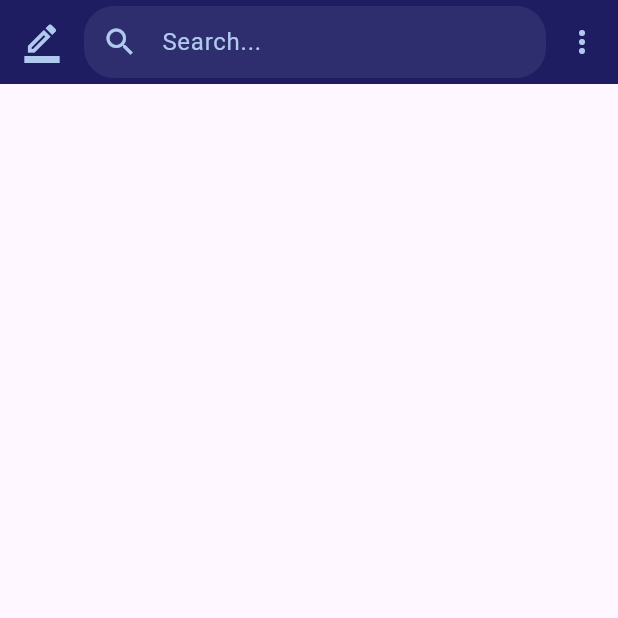
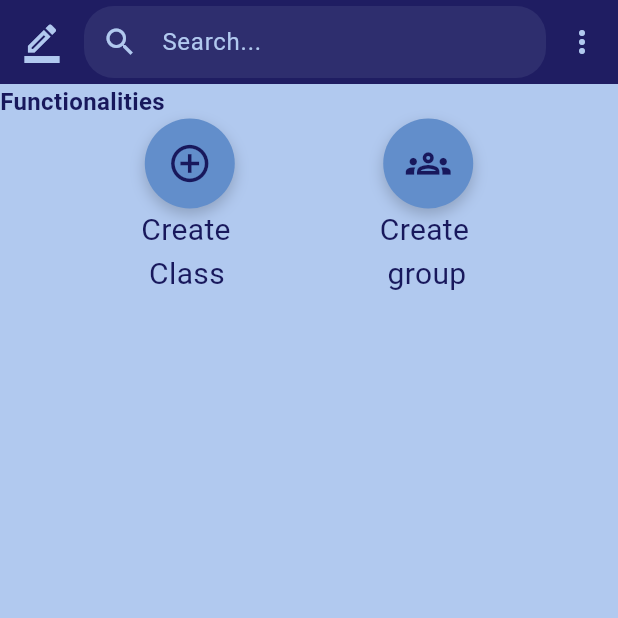
Before and after one commit to Meriem-t11y/Student_Assessment-_Management_mobileapp, a Flutter app: the screen it shows after launch, on a phone screen of 412 x 824 dp, the top half of it. Run offline on Flutter 3.47's test engine with Material 3 defaults, Android fonts, the phone set to English and light mode, and no system bars.

Commit message:
Merge remote-tracking branch 'github/master'
# Conflicts:
#	lib/main.dart

```diff
--- a/lib/main.dart
+++ b/lib/main.dart
@@ -87,6 +87,100 @@ class _homePage extends State<HomePage>{
             ),
           ],
         ),
+      backgroundColor: Color(0xFFB1C9EF) ,
+      body:Column(
+
+          children: [
+            Row(
+              mainAxisAlignment: MainAxisAlignment.start,
+              children: [
+                Text("Functionalities",
+                  style: TextStyle(
+                    fontSize: 16,
+                    fontWeight: FontWeight.bold,
+                    color: Color(0xFF18185C),
+                  ),),
+              ],),
+
+            Row(
+              mainAxisAlignment: MainAxisAlignment.spaceEvenly,
+              children: [
+                Column(
+                  mainAxisAlignment: MainAxisAlignment.center,
+                  children: [
+                    Container(
+                      width: 60,
+                      height: 60,
+                      decoration: BoxDecoration(
+                        color: Color(0xFF628ECB),
+                        borderRadius: BorderRadius.circular(30),
+                        boxShadow: [
+                          BoxShadow(
+                            color: Colors.black.withOpacity(0.2),
+                            blurRadius: 8,
+                            offset: Offset(0, 4),
+                          ),
+                        ],
+                      ),
+                      child: IconButton(
+                        iconSize: 30, // Taille de l'icône
+                        icon: Icon(
+                          Icons.add_circle_outline,
+                          color: Color(0xFF18185C), // Couleur de l'icône
+                        ),
+                        onPressed: () {},
+                      ),
+                    ),
+                    Text(
+                      "Create \n Class",
+                      style: TextStyle(
+                        fontSize: 20,
+                        fontWeight: FontWeight.normal,
+                        color: Color(0xFF18185C),
+                      ),
+                    ),
+                  ],
+                ),
+                Column(
+                  mainAxisAlignment: MainAxisAlignment.spaceBetween,
+                  children: [
+                    Container(
+                      width: 60,
+                      height: 60,
+                      decoration: BoxDecoration(
+                        color: Color(0xFF628ECB),
+                        borderRadius: BorderRadius.circular(30),
+                        boxShadow: [
+                          BoxShadow(
+                            color: Colors.black.withOpacity(0.2),
+                            blurRadius: 8,
+                            offset: Offset(0, 4),
+                          ),
+                        ],
+                      ),
+                      child: IconButton(
+                        iconSize: 30,
+                        icon: Icon(
+                          Icons.groups_outlined,
+                          color: Color(0xFF18185C),
+                        ),
+                        onPressed: () {},
+                      ),
+                    ),
+                    Text(
+                      "Create \n group",
+                      style: TextStyle(
+                        fontSize: 20,
+                        fontWeight: FontWeight.normal,
+                        color: Color(0xFF18185C),
+                      ),
+                    ),
+                  ],
+                ),
+              ],
+            ),
+          ]
+      )
     );
 }
 }
```
